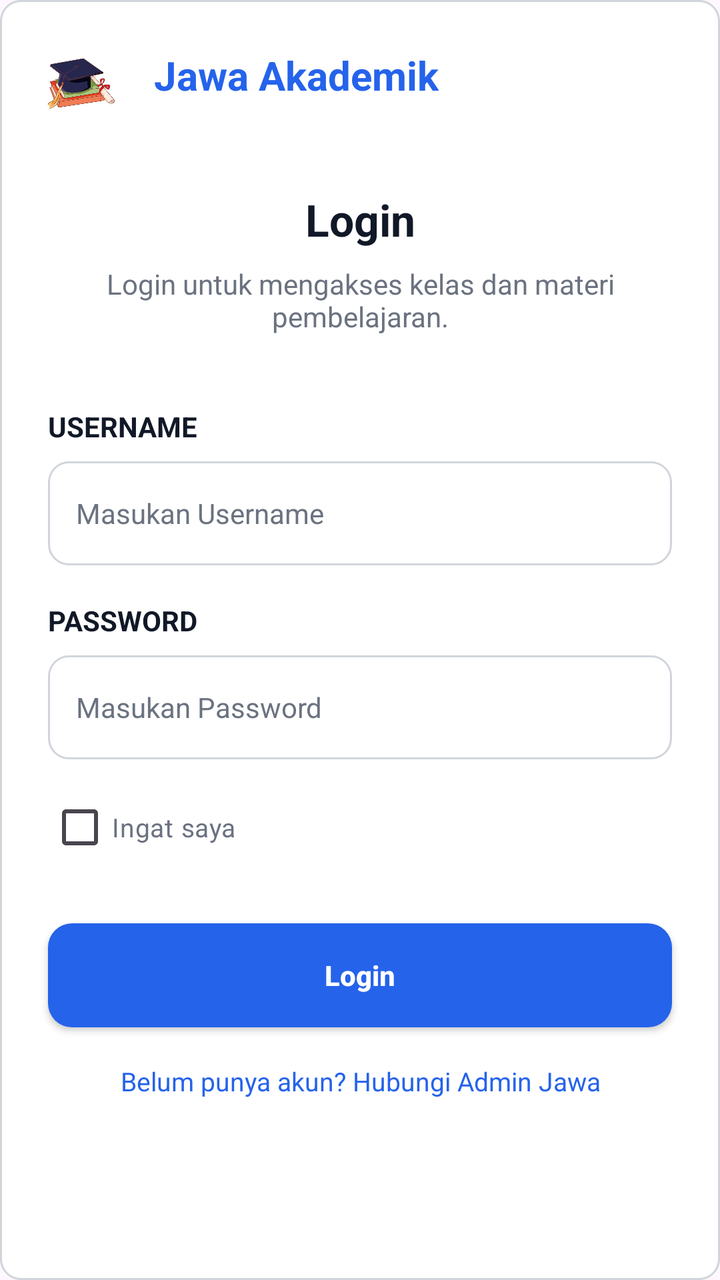
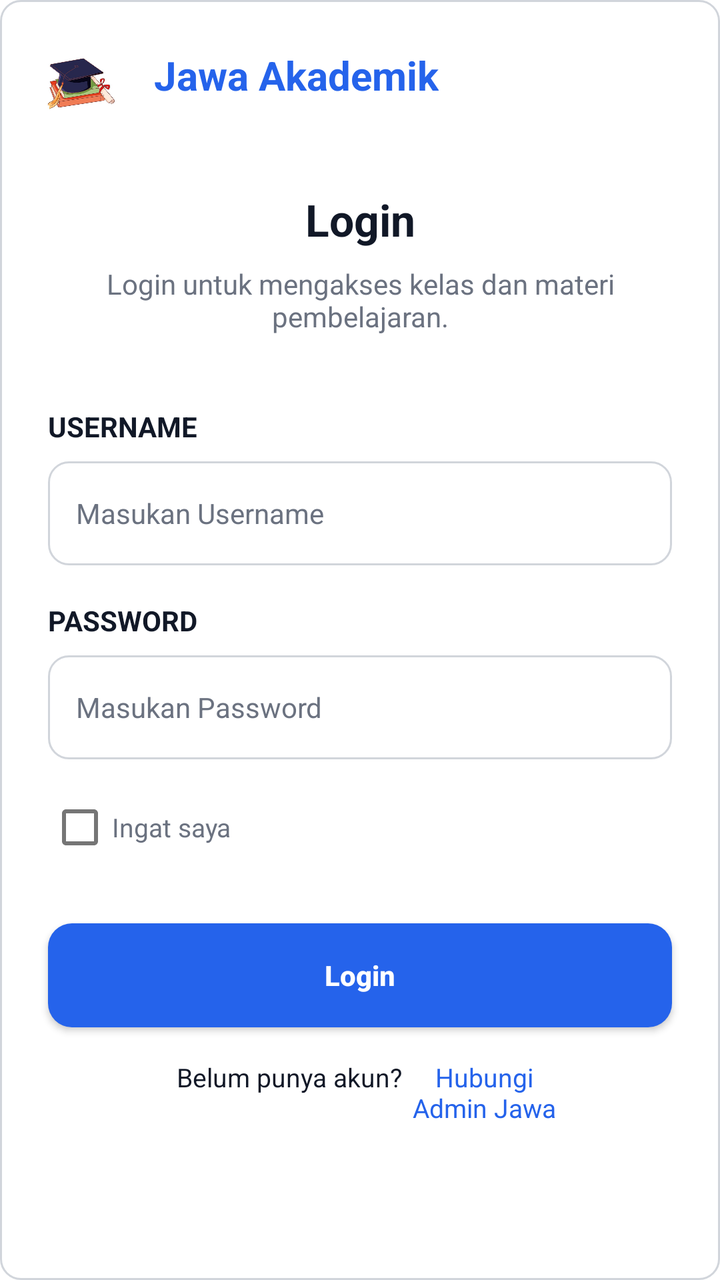

An Android layout rendered at two revisions. The XML below is the earlier revision; the diff shows what the commit changed to produce the second picture.
<!-- AndroidManifest.xml: application theme Theme.JawaAkademik -->
<!-- res/layout/activity_login.xml -->
<?xml version="1.0" encoding="utf-8"?>
<androidx.constraintlayout.widget.ConstraintLayout xmlns:android="http://schemas.android.com/apk/res/android"
    xmlns:app="http://schemas.android.com/apk/res-auto"
    xmlns:tools="http://schemas.android.com/tools"
    android:id="@+id/main"
    android:layout_width="match_parent"
    android:layout_height="match_parent"
    android:background="@drawable/bg_input"
    tools:context=".LoginActivity">

    <TextView
        android:id="@+id/txtJudul"
        android:layout_width="wrap_content"
        android:layout_height="wrap_content"
        android:layout_marginStart="10dp"
        android:layout_marginTop="24dp"
        android:text="Jawa Akademik"
        android:textColor="@color/blue_primary"
        android:textSize="20sp"
        android:textStyle="bold"
        app:layout_constraintStart_toEndOf="@+id/imgLoginLogo"
        app:layout_constraintTop_toTopOf="parent" />

    <ImageView
        android:id="@+id/imgLoginLogo"
        android:layout_width="52dp"
        android:layout_height="56dp"
        android:layout_marginStart="10dp"
        android:layout_marginTop="15dp"
        android:layout_marginEnd="10dp"
        android:scaleType="centerInside"
        app:layout_constraintEnd_toEndOf="parent"
        app:layout_constraintHorizontal_bias="0.017"
        app:layout_constraintStart_toStartOf="parent"
        app:layout_constraintTop_toTopOf="parent"
        app:srcCompat="@drawable/image_login" />

    <TextView
        android:id="@+id/txtLoginTitle"
        android:layout_width="0dp"
        android:layout_height="wrap_content"
        android:layout_marginStart="24dp"
        android:layout_marginTop="24dp"
        android:layout_marginEnd="24dp"
        android:gravity="center"
        android:text="Login"
        android:textColor="@color/black_soft"
        android:textSize="22sp"
        android:textStyle="bold"
        app:layout_constraintEnd_toEndOf="parent"
        app:layout_constraintStart_toStartOf="parent"
        app:layout_constraintTop_toBottomOf="@+id/imgLoginLogo" />

    <TextView
        android:id="@+id/txtLoginDesc"
        android:layout_width="0dp"
        android:layout_height="wrap_content"
        android:layout_marginStart="32dp"
        android:layout_marginTop="8dp"
        android:layout_marginEnd="32dp"
        android:gravity="center"
        android:text="Login untuk mengakses kelas dan materi pembelajaran."
        android:textColor="@color/gray_text"
        android:textSize="14sp"
        app:layout_constraintEnd_toEndOf="parent"
        app:layout_constraintStart_toStartOf="parent"
        app:layout_constraintTop_toBottomOf="@+id/txtLoginTitle" />

    <TextView
        android:id="@+id/txtLabelNim"
        android:layout_width="0dp"
        android:layout_height="wrap_content"
        android:layout_marginStart="24dp"
        android:layout_marginTop="36dp"
        android:layout_marginEnd="24dp"
        android:text="USERNAME"
        android:textColor="@color/black_soft"
        android:textStyle="bold"
        app:layout_constraintEnd_toEndOf="parent"
        app:layout_constraintStart_toStartOf="parent"
        app:layout_constraintTop_toBottomOf="@+id/txtLoginDesc" />

    <TextView
        android:id="@+id/txtLabelPassword"
        android:layout_width="0dp"
        android:layout_height="wrap_content"
        android:layout_marginStart="24dp"
        android:layout_marginTop="18dp"
        android:layout_marginEnd="24dp"
        android:text="PASSWORD"
        android:textColor="@color/black_soft"
        android:textStyle="bold"
        app:layout_constraintEnd_toEndOf="parent"
        app:layout_constraintHorizontal_bias="0.0"
        app:layout_constraintStart_toStartOf="parent"
        app:layout_constraintTop_toBottomOf="@+id/edtNim" />

    <EditText
        android:id="@+id/edtNim"
        android:layout_width="0dp"
        android:layout_height="52dp"
        android:layout_marginStart="24dp"
        android:layout_marginTop="8dp"
        android:layout_marginEnd="24dp"
        android:background="@drawable/bg_input"
        android:ems="10"
        android:hint="Masukan Username"
        android:inputType="text"
        android:paddingStart="14dp"
        android:paddingEnd="14dp"
        android:textColor="@color/black_soft"
        android:textColorHint="@color/gray_text"
        android:textSize="14sp"
        app:layout_constraintEnd_toEndOf="parent"
        app:layout_constraintHorizontal_bias="1.0"
        app:layout_constraintStart_toStartOf="parent"
        app:layout_constraintTop_toBottomOf="@+id/txtLabelNim" />

    <EditText
        android:id="@+id/edtPassword"
        android:layout_width="0dp"
        android:layout_height="52dp"
        android:layout_marginStart="24dp"
        android:layout_marginTop="8dp"
        android:layout_marginEnd="24dp"
        android:background="@drawable/bg_input"
        android:ems="10"
        android:hint="Masukan Password"
        android:inputType="textPassword"
        android:paddingStart="14dp"
        android:paddingEnd="14dp"
        android:textColor="@color/black_soft"
        android:textColorHint="@color/gray_text"
        android:textSize="14sp"
        app:layout_constraintEnd_toEndOf="parent"
        app:layout_constraintStart_toStartOf="parent"
        app:layout_constraintTop_toBottomOf="@+id/txtLabelPassword" />

    <CheckBox
        android:id="@+id/cbRemember"
        android:layout_width="wrap_content"
        android:layout_height="wrap_content"
        android:layout_marginStart="24dp"
        android:layout_marginTop="10dp"
        android:text="Ingat saya"
        android:textColor="@color/gray_text"
        android:textSize="13sp"
        app:layout_constraintStart_toStartOf="parent"
        app:layout_constraintTop_toBottomOf="@+id/edtPassword" />

    <androidx.appcompat.widget.AppCompatButton
        android:id="@+id/btnLogin"
        android:layout_width="0dp"
        android:layout_height="52dp"
        android:layout_marginStart="24dp"
        android:layout_marginTop="24dp"
        android:layout_marginEnd="24dp"
        android:background="@drawable/bg_button_primary"
        android:text="Login"
        android:textAllCaps="false"
        android:textColor="@color/white"
        android:textStyle="bold"
        app:layout_constraintEnd_toEndOf="parent"
        app:layout_constraintStart_toStartOf="parent"
        app:layout_constraintTop_toBottomOf="@+id/cbRemember" />

    <TextView
        android:id="@+id/txtContactAdmin"
        android:layout_width="0dp"
        android:layout_height="wrap_content"
        android:layout_marginStart="24dp"
        android:layout_marginTop="18dp"
        android:layout_marginEnd="24dp"
        android:gravity="center"
        android:text="Belum punya akun? Hubungi Admin Jawa"
        android:textColor="@color/blue_primary"
        android:textSize="13sp"
        app:layout_constraintEnd_toEndOf="parent"
        app:layout_constraintStart_toStartOf="parent"
        app:layout_constraintTop_toBottomOf="@+id/btnLogin" />

</androidx.constraintlayout.widget.ConstraintLayout>
<!-- resources referenced by this layout -->
<resources>
  <color name="black_soft">#111827</color>
  <color name="blue_primary">#2563EB</color>
  <color name="gray_text">#6B7280</color>
  <color name="white">#FFFFFF</color>
  <!-- drawable bg_button_primary (drawable) -->
  <?xml version="1.0" encoding="utf-8"?>
  <shape xmlns:android="http://schemas.android.com/apk/res/android">
      <solid android:color="@color/blue_primary"/>
      <corners android:radius="12dp"/>
  </shape>
  <!-- drawable bg_input (drawable) -->
  <?xml version="1.0" encoding="utf-8"?>
  <shape xmlns:android="http://schemas.android.com/apk/res/android">
      <solid android:color="@color/white" />
      <stroke
          android:width="1dp"
          android:color="#D1D5DB" />
      <corners android:radius="10dp" />
  </shape>
  <!-- drawable image_login: jpg bitmap (drawable, 17799 bytes) -->
  <style name="Theme.JawaAkademik" parent="Base.Theme.JawaAkademik" />
  <style name="Base.Theme.JawaAkademik" parent="Theme.Material3.DayNight.NoActionBar">
          
          
      </style>
</resources>

<!-- the commit's change to res/layout/activity_login.xml (unified diff, before → after) -->
@@ -168,15 +168,27 @@
         android:id="@+id/txtContactAdmin"
         android:layout_width="0dp"
         android:layout_height="wrap_content"
-        android:layout_marginStart="24dp"
-        android:layout_marginTop="18dp"
-        android:layout_marginEnd="24dp"
+        android:layout_marginStart="88dp"
+        android:layout_marginTop="16dp"
         android:gravity="center"
-        android:text="Belum punya akun? Hubungi Admin Jawa"
+        android:text="Belum punya akun? "
+        android:textColor="@color/black_soft"
+        android:textSize="13sp"
+        app:layout_constraintStart_toStartOf="parent"
+        app:layout_constraintTop_toBottomOf="@+id/btnLogin" />
+
+    <TextView
+        android:id="@+id/tvHubungiAdminJawa"
+        android:layout_width="0dp"
+        android:layout_height="wrap_content"
+        android:layout_marginTop="16dp"
+        android:layout_marginEnd="80dp"
+        android:gravity="center"
+        android:text="Hubungi Admin Jawa"
         android:textColor="@color/blue_primary"
         android:textSize="13sp"
         app:layout_constraintEnd_toEndOf="parent"
-        app:layout_constraintStart_toStartOf="parent"
+        app:layout_constraintStart_toEndOf="@+id/txtContactAdmin"
         app:layout_constraintTop_toBottomOf="@+id/btnLogin" />
 
 </androidx.constraintlayout.widget.ConstraintLayout>
<!-- resource entries referenced after the edit -->
@@ -20,10 +20,11 @@
       <corners android:radius="10dp" />
   </shape>
   <!-- drawable image_login: jpg bitmap (drawable, 17799 bytes) -->
-  <style name="Theme.JawaAkademik" parent="Base.Theme.JawaAkademik" />
-  <style name="Base.Theme.JawaAkademik" parent="Theme.Material3.DayNight.NoActionBar">
-          
-          
+  <style name="Theme.JawaAkademik" parent="Theme.MaterialComponents.DayNight.NoActionBar">
+          <item name="colorPrimary">@color/blue_primary</item>
+          <item name="android:statusBarColor">?attr/colorSurface</item>
+          <item name="android:navigationBarColor">?attr/colorSurface</item>
+          <item name="android:windowLightStatusBar">true</item>
       </style>
 </resources>
 
